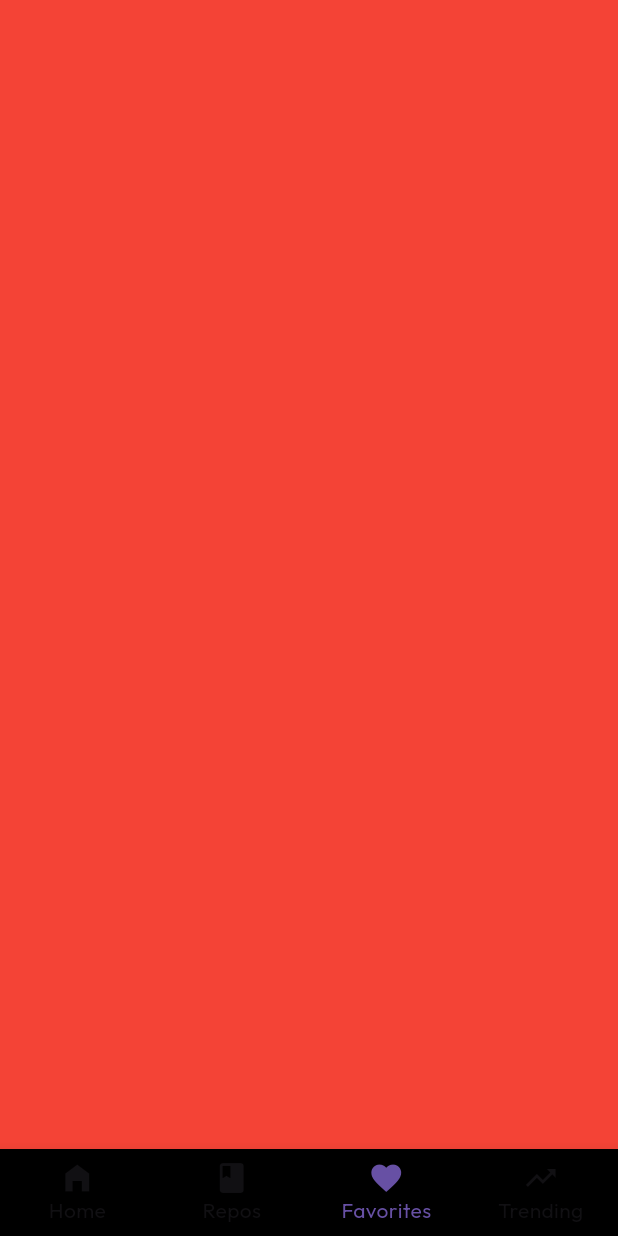
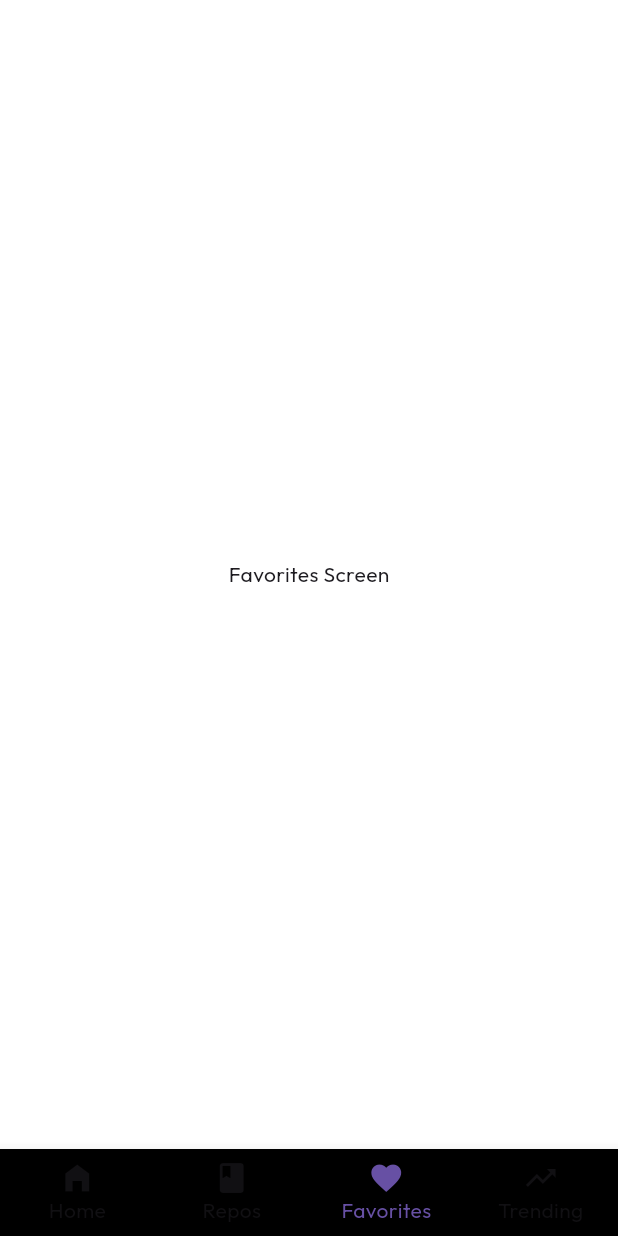
Before and after one commit to Shebin-shaji/gitspot, a Flutter app: the screen it shows after launch, item 3 of the bottom bar chosen, on a phone screen of 412 x 824 dp. Run offline on Flutter 3.47's test engine with Material 3 defaults, Android fonts, the phone set to English and light mode, and no system bars; our stand-ins replace flutter_riverpod, go_router, google_fonts.

Commit message:
issues fixed

```diff
--- a/lib/main.dart
+++ b/lib/main.dart
@@ -2,6 +2,7 @@ import 'package:flutter/material.dart';
 import 'package:flutter_riverpod/flutter_riverpod.dart';
 import 'package:git_spot/view/config/app_theme.dart';
 import 'package:git_spot/view/config/theme_provider.dart';
+import 'package:git_spot/view/config/app_router.dart';
 import 'package:git_spot/view/features/splash/view/splash_screen.dart';
 
 void main() {
@@ -14,15 +15,15 @@ class MyApp extends ConsumerWidget {
   @override
   Widget build(BuildContext context, WidgetRef ref) {
     final themeMode = ref.watch(themeProvider);
+    final router = ref.watch(appRouterProvider);
 
-    return MaterialApp(
+    return MaterialApp.router(
       debugShowCheckedModeBanner: false,
       title: 'GitSpot',
       theme: AppTheme.lightTheme,
       darkTheme: AppTheme.darkTheme,
       themeMode: themeMode,
-      home: const SplashScreen(),
-
+      routerConfig: router,
     );
   }
 }
--- a/lib/view/config/app_router.dart
+++ b/lib/view/config/app_router.dart
@@ -0,0 +1,91 @@
+import 'package:flutter/material.dart';
+import 'package:go_router/go_router.dart';
+import 'package:flutter_riverpod/flutter_riverpod.dart';
+import 'package:git_spot/view/features/splash/view/splash_screen.dart';
+import 'package:git_spot/view/features/home/view/home_screen.dart';
+import 'package:git_spot/view/features/repos/view/repos_screen.dart';
+import 'package:git_spot/view/features/favorites/view/favorites_screen.dart';
+import 'package:git_spot/view/features/trending/view/trending_screen.dart';
+import 'package:git_spot/view/shared/widgets/bottom_nav_bar.dart';
+
+final GlobalKey<NavigatorState> _rootNavigatorKey = GlobalKey<NavigatorState>();
+final GlobalKey<NavigatorState> _shellNavigatorKey = GlobalKey<NavigatorState>();
+
+final appRouterProvider = Provider<GoRouter>((ref) {
+  return GoRouter(
+    navigatorKey: _rootNavigatorKey,
+    initialLocation: '/',
+    routes: [
+      GoRoute(
+        path: '/',
+        builder: (context, state) => const SplashScreen(),
+      ),
+      ShellRoute(
+        navigatorKey: _shellNavigatorKey,
+        builder: (context, state, child) {
+          return ScaffoldWithNavBar(child: child);
+        },
+        routes: [
+          GoRoute(
+            path: '/home',
+            builder: (context, state) => const HomeScreen(),
+          ),
+          GoRoute(
+            path: '/repos',
+            builder: (context, state) => const ReposScreen(),
+          ),
+          GoRoute(
+            path: '/favorites',
+            builder: (context, state) => const FavoritesScreen(),
+          ),
+          GoRoute(
+            path: '/trending',
+            builder: (context, state) => const TrendingScreen(),
+          ),
+        ],
+      ),
+    ],
+  );
+});
+
+class ScaffoldWithNavBar extends StatelessWidget {
+  final Widget child;
+  const ScaffoldWithNavBar({required this.child, super.key});
+
+  @override
+  Widget build(BuildContext context) {
+    return Scaffold(
+      body: child,
+      bottomNavigationBar: BottomNavBar(
+        currentIndex: _calculateSelectedIndex(context),
+        onTap: (int idx) => _onItemTapped(idx, context),
+      ),
+    );
+  }
+
+  static int _calculateSelectedIndex(BuildContext context) {
+    final String location = GoRouterState.of(context).uri.toString();
+    if (location.startsWith('/home')) return 0;
+    if (location.startsWith('/repos')) return 1;
+    if (location.startsWith('/favorites')) return 2;
+    if (location.startsWith('/trending')) return 3;
+    return 0;
+  }
+
+  void _onItemTapped(int index, BuildContext context) {
+    switch (index) {
+      case 0:
+        GoRouter.of(context).go('/home');
+        break;
+      case 1:
+        GoRouter.of(context).go('/repos');
+        break;
+      case 2:
+        GoRouter.of(context).go('/favorites');
+        break;
+      case 3:
+        GoRouter.of(context).go('/trending');
+        break;
+    }
+  }
+}
--- a/lib/view/features/favorites/view/favorites_screen.dart
+++ b/lib/view/features/favorites/view/favorites_screen.dart
@@ -5,6 +5,10 @@ class FavoritesScreen extends StatelessWidget {
 
   @override
   Widget build(BuildContext context) {
-    return SafeArea(child: Scaffold(backgroundColor: Colors.red));
+    return const Scaffold(
+      body: Center(
+        child: Text('Favorites Screen'),
+      ),
+    );
   }
 }
--- a/lib/view/features/home/view/home_screen.dart
+++ b/lib/view/features/home/view/home_screen.dart
@@ -1,39 +1,11 @@
 import 'package:flutter/material.dart';
-import 'package:git_spot/view/features/favorites/view/favorites_screen.dart';
 import 'package:git_spot/view/features/home/view/home_main_view.dart';
-import 'package:git_spot/view/features/repos/view/repos_screen.dart';
-import 'package:git_spot/view/features/trending/view/trending_screen.dart';
-import 'package:git_spot/view/shared/widgets/bottom_nav_bar.dart';
 
-class HomeScreen extends StatefulWidget {
+class HomeScreen extends StatelessWidget {
   const HomeScreen({super.key});
 
   @override
-  State<HomeScreen> createState() => _HomeScreenState();
-}
-
-class _HomeScreenState extends State<HomeScreen> {
-  int index = 0;
-
-  final screens = const [
-    HomeMainView(),
-    ReposScreen(),
-    FavoritesScreen(),
-    TrendingScreen(),
-  ];
-
-  @override
   Widget build(BuildContext context) {
-    return Scaffold(
-      body: screens[index],
-      bottomNavigationBar: BottomNavBar(
-        currentIndex: index,
-        onTap: (value) {
-          setState(() {
-            index = value;
-          });
-        },
-      ),
-    );
+    return const HomeMainView();
   }
 }
--- a/lib/view/features/trending/view/trending_screen.dart
+++ b/lib/view/features/trending/view/trending_screen.dart
@@ -5,6 +5,10 @@ class TrendingScreen extends StatelessWidget {
 
   @override
   Widget build(BuildContext context) {
-    return SafeArea(child: Scaffold(backgroundColor: Colors.yellow));
+    return const Scaffold(
+      body: Center(
+        child: Text('Trending Screen'),
+      ),
+    );
   }
 }
--- a/pubspec.yaml
+++ b/pubspec.yaml
@@ -36,6 +36,7 @@ dependencies:
   cupertino_icons: ^1.0.8
   flutter_riverpod: ^3.0.3
   google_fonts: ^6.3.3
+  go_router: ^17.0.1
 
 dev_dependencies:
   flutter_test:
```
Also changed, not shown: lib/view/features/splash/view/splash_screen.dart (+5 -4 lines), pubspec.lock.
